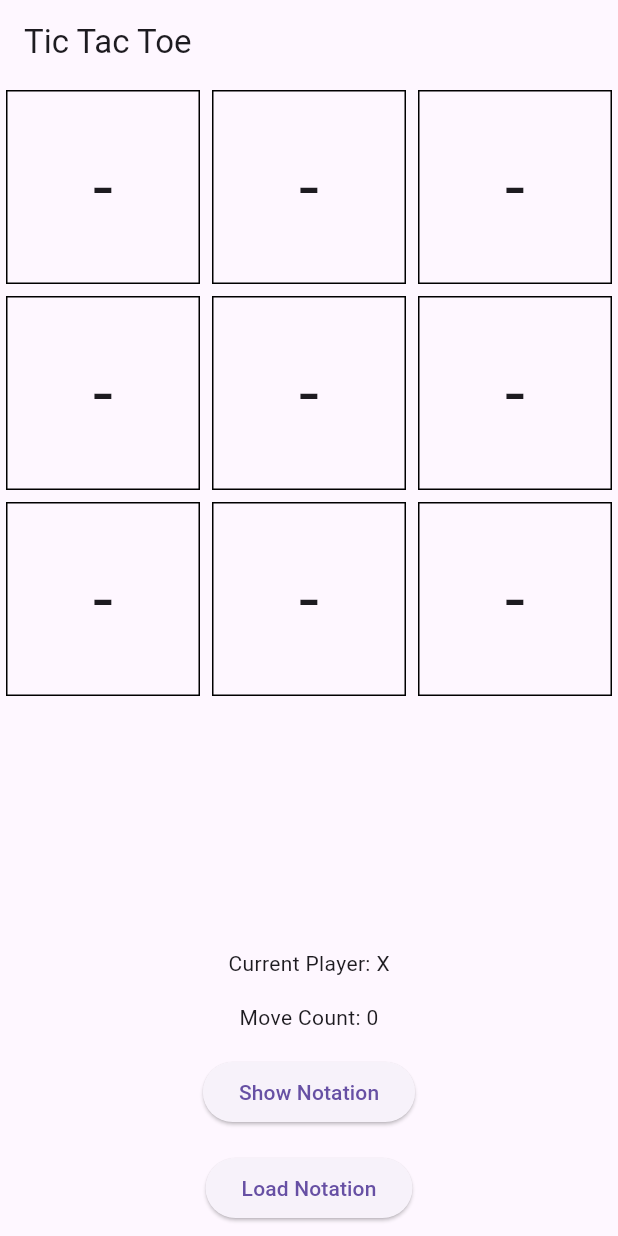
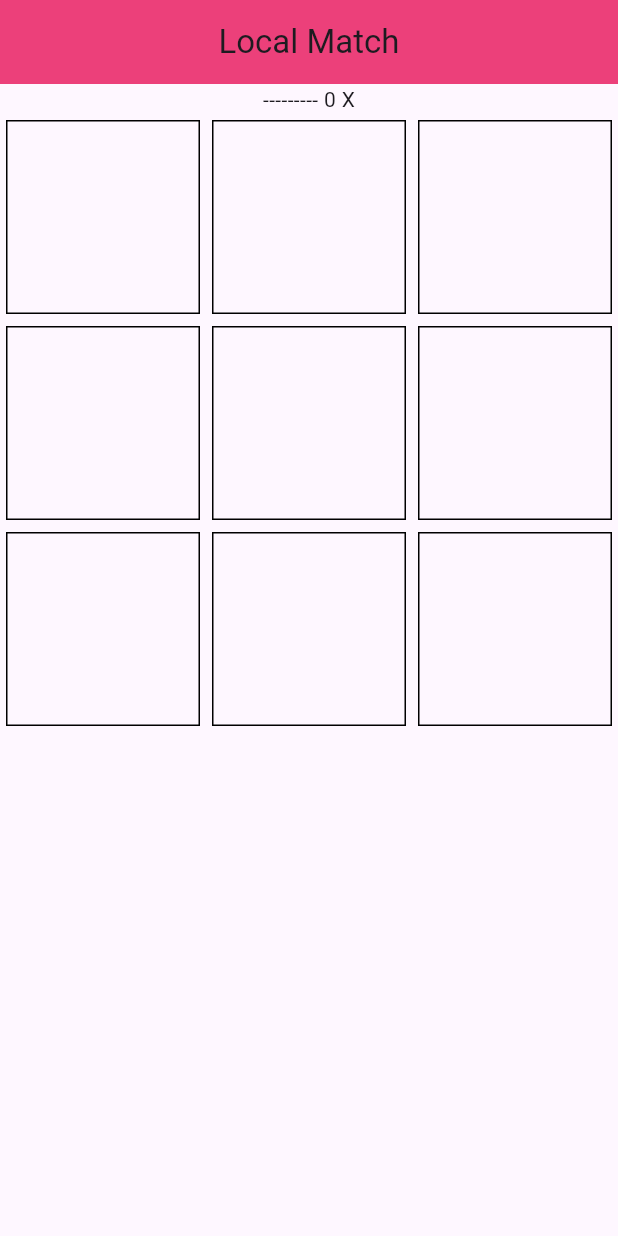
Before and after one commit to Ali-Makke/TicTacShift, a Flutter app: the screen it shows after launch, on a phone screen of 412 x 824 dp. Run offline on Flutter 3.47's test engine with Material 3 defaults, Android fonts, the light colour scheme and no system bars; our stand-ins replace cloud_firestore, firebase_auth, firebase_core, flutter_spinkit; accounts and stored records are empty.

Commit message:
*Board State notation added *board state notation updater *disable gestures after player wins *player last third move added *updateBoard method updated to remove last third move on board for corresponding player *added hasWon() method to check if board has a winning State

```diff
--- a/lib/pages/local_game.dart
+++ b/lib/pages/local_game.dart
@@ -4,51 +4,34 @@ class LocalGame extends StatefulWidget {
   const LocalGame({super.key});
 
   @override
-  _LocalGameState createState() => _LocalGameState();
+  State<LocalGame> createState() => _LocalGameState();
 }
 
 class _LocalGameState extends State<LocalGame> {
-  List<String> board = List.filled(9, '-');
+  List<String> board = List.filled(9, '');
   String currentPlayer = 'X';
   int moveCount = 0;
-
-  void updateBoard(int index) {
-    if (board[index] == '-') {
-      setState(() {
-        board[index] = currentPlayer;
-        moveCount++;
-        currentPlayer = (currentPlayer == 'X') ? 'O' : 'X';
-      });
-    }
-  }
-
-  String boardToString() {
-    return '${board.join('')} $currentPlayer $moveCount';
-  }
-
-  void stringToBoard(String notation) {
-    List<String> parts = notation.split(' ');
-    setState(() {
-      board = parts[0].split('');
-      currentPlayer = parts[1];
-      moveCount = int.parse(parts[2]);
-    });
-  }
+  List<int> player1 = [0, 0, 0];
+  List<int> player2 = [0, 0, 0];
+  String boardState = '--------- 0 X';
 
   @override
   Widget build(BuildContext context) {
     return Scaffold(
       appBar: AppBar(
-        title: const Text('Tic Tac Toe'),
+        title: const Text("Local Match"),
+        centerTitle: true,
+        backgroundColor: Colors.pink[400],
       ),
       body: Column(
         children: [
+          Text(boardState),
           Expanded(
             child: GridView.count(
               crossAxisCount: 3,
               children: List.generate(9, (index) {
                 return GestureDetector(
-                  onTap: () => updateBoard(index),
+                  onTap: () => hasWon() ? null : updateBoard(index),
                   child: GridTile(
                       child: Container(
                     margin: const EdgeInsets.all(4.0),
@@ -58,46 +41,72 @@ class _LocalGameState extends State<LocalGame> {
                     child: Center(
                       child: Text(
                         board[index],
-                          style: const TextStyle(fontSize: 48.0),
+                        style: const TextStyle(fontSize: 45),
                       ),
                     ),
-                    ),
-                  ),
+                  )),
                 );
               }),
-            ),
-          ),
-          Padding(
-            padding: const EdgeInsets.all(8.0),
-            child: Text('Current Player: $currentPlayer'),
-          ),
-          Padding(
-            padding: const EdgeInsets.all(8.0),
-            child: Text('Move Count: $moveCount'),
-          ),
-          Padding(
-            padding: const EdgeInsets.all(8.0),
-            child: ElevatedButton(
-              onPressed: () {
-                String notation = boardToString();
-                ScaffoldMessenger.of(context).showSnackBar(
-                  SnackBar(content: Text('Board Notation: $notation')),
-                );
-              },
-              child: const Text('Show Notation'),
-            ),
-          ),
-          Padding(
-            padding: const EdgeInsets.all(8.0),
-            child: ElevatedButton(
-              onPressed: () {
-                stringToBoard("XO-XOXO-X O 5");
-              },
-              child: const Text('Load Notation'),
             ),
           ),
         ],
       ),
     );
   }
+
+  void updateBoard(int index) {
+    int lastThirdMoveIndex = (moveCount ~/ 2) % 3;
+    if (board[index] == '') {
+      setState(() {
+        if (currentPlayer == 'X') {
+          if (moveCount >= 6) {
+            board[player1[lastThirdMoveIndex]] = '';
           }
+          player1[lastThirdMoveIndex] = index;
+        } else if (currentPlayer == 'O') {
+          if (moveCount >= 6) {
+            board[player2[lastThirdMoveIndex]] = '';
+          }
+          player2[lastThirdMoveIndex] = index;
+        }
+        board[index] = currentPlayer;
+        moveCount++;
+        boardToString(board);
+        currentPlayer = (currentPlayer.toUpperCase() == 'X') ? 'O' : 'X';
+      });
+    }
+  }
+
+  bool hasWon() {
+    for (int i = 0; i < 3; i++) {
+      if (board[i * 3] != '' &&
+          board[i * 3] == board[i * 3 + 1] &&
+          board[i * 3] == board[i * 3 + 2]) {
+        return true;
+      }
+    }
+
+    for (int i = 0; i < 3; i++) {
+      if (board[i] != '' &&
+          board[i] == board[i + 3] &&
+          board[i] == board[i + 6]) {
+        return true;
+      }
+    }
+
+    if (board[0] != '' && board[0] == board[4] && board[0] == board[8]) {
+      return true;
+    }
+    if (board[2] != '' && board[2] == board[4] && board[2] == board[6]) {
+      return true;
+    }
+    return false;
+  }
+
+  void boardToString(List<String> board) {
+    setState(() {
+      boardState =
+          "${board.map((cell) => cell.isEmpty ? "-" : cell).join('')} $moveCount $currentPlayer";
+    });
+  }
+}
```
Lines whose indentation alone changed are shown as unchanged.
